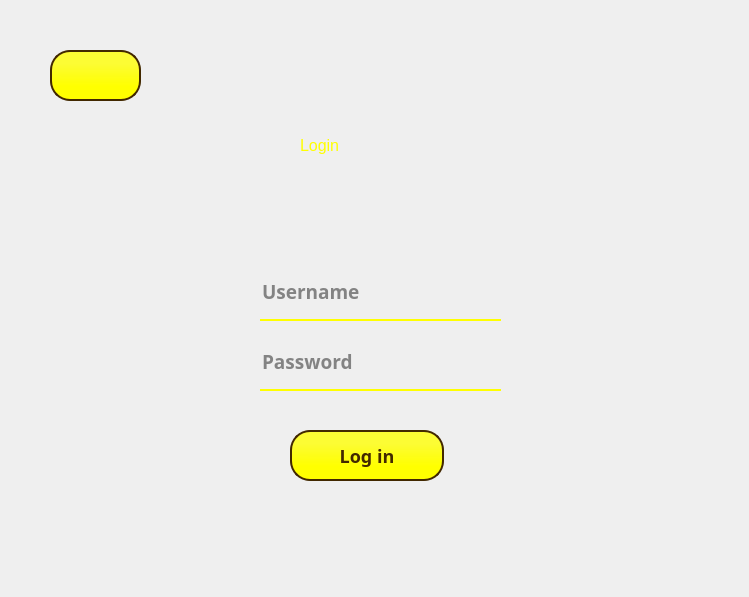
Above: login.ui from PetreRaul/EyeTester before the change. Below: the same form after it.
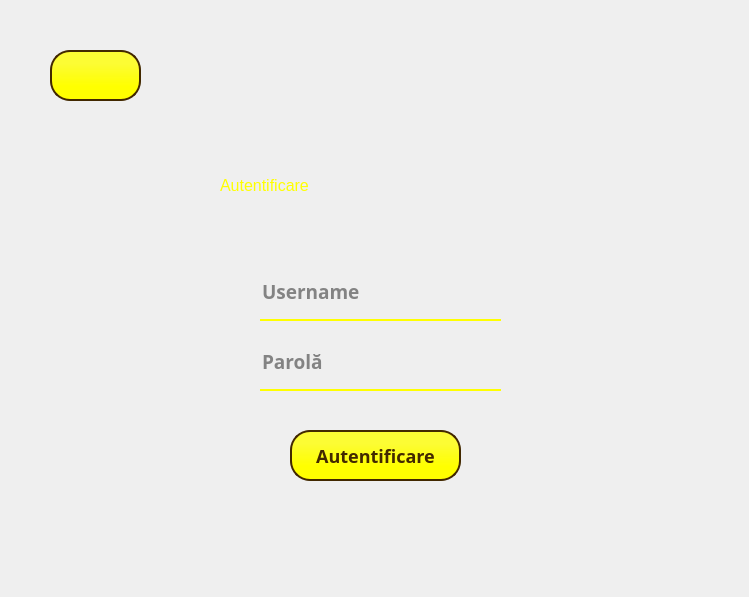
That is the form after the change. Icons and pictures are not drawn.

Diff of the .ui file:
```diff
--- a/login.ui
+++ b/login.ui
@@ -35,9 +35,9 @@
    <widget class="QLabel" name="label">
     <property name="geometry">
      <rect>
-      <x>300</x>
-      <y>110</y>
-      <width>141</width>
+      <x>220</x>
+      <y>150</y>
+      <width>331</width>
       <height>71</height>
      </rect>
     </property>
@@ -46,7 +46,7 @@
 color:#FFFF00;</string>
     </property>
     <property name="text">
-     <string>Login</string>
+     <string>Autentificare</string>
     </property>
    </widget>
    <widget class="QPushButton" name="loginAccount">
@@ -54,7 +54,7 @@
      <rect>
       <x>290</x>
       <y>430</y>
-      <width>154</width>
+      <width>171</width>
       <height>51</height>
      </rect>
     </property>
@@ -100,7 +100,7 @@
 </string>
     </property>
     <property name="text">
-     <string>Log in</string>
+     <string>Autentificare</string>
     </property>
    </widget>
    <widget class="QLineEdit" name="userField">
@@ -157,15 +157,15 @@
 padding-bottom: 7px;</string>
     </property>
     <property name="placeholderText">
-     <string>Password</string>
+     <string>Parolă</string>
     </property>
    </widget>
    <widget class="QLabel" name="errorField">
     <property name="geometry">
      <rect>
-      <x>270</x>
-      <y>410</y>
-      <width>251</width>
+      <x>0</x>
+      <y>400</y>
+      <width>751</width>
       <height>20</height>
      </rect>
     </property>
@@ -185,6 +185,9 @@
     <property name="text">
      <string/>
     </property>
+    <property name="alignment">
+     <set>Qt::AlignCenter</set>
+    </property>
    </widget>
    <widget class="QPushButton" name="backLoginButton">
     <property name="geometry">
```
